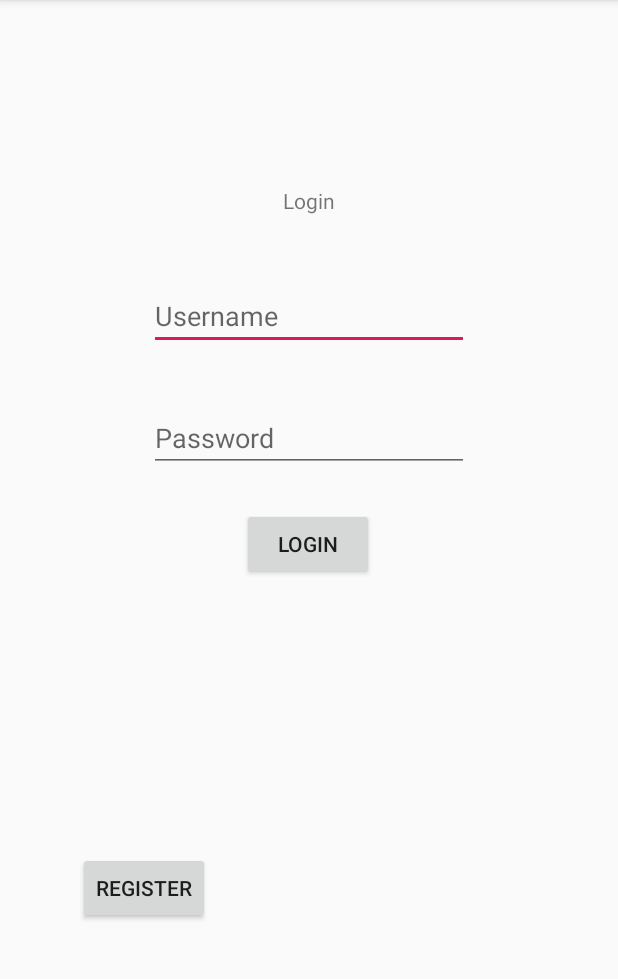
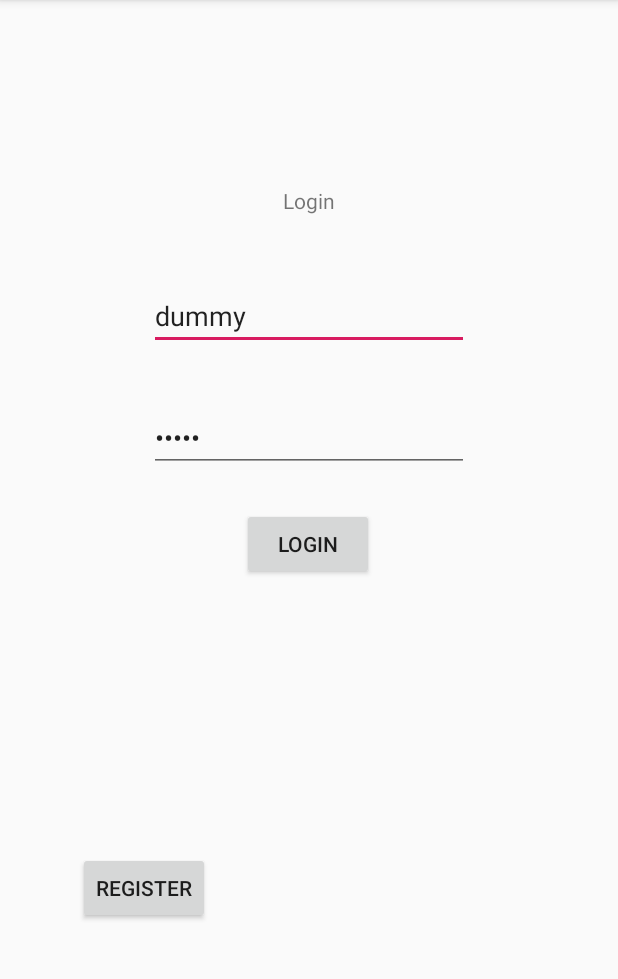
Before and after one commit to i-rme/Android-Group-Chat, an Android app: the screen it shows after launch (LoginActivity), on a phone screen of 412 x 824 dp, the part 84-1063 px from its top. Run offline under Robolectric (Android 15) with nearby library versions, the phone set to English and light mode, and no system bars; our stand-ins replace Firebase (no records; nobody signed in at launch, a user with empty details on screens opened directly).

Commit message:
default login

```diff
--- a/app/src/main/res/layout/activity_login.xml
+++ b/app/src/main/res/layout/activity_login.xml
@@ -15,6 +15,7 @@
         android:ems="10"
         android:hint="@string/username"
         android:inputType="textPersonName"
+        android:text="dummy"
         app:layout_constraintEnd_toEndOf="parent"
         app:layout_constraintStart_toStartOf="parent"
         app:layout_constraintTop_toTopOf="parent" />
@@ -28,6 +29,7 @@
         android:ems="10"
         android:hint="@string/password"
         android:inputType="textPassword"
+        android:text="dummy"
         app:layout_constraintEnd_toEndOf="parent"
         app:layout_constraintStart_toStartOf="parent"
         app:layout_constraintTop_toBottomOf="@+id/etUsername" />
```
